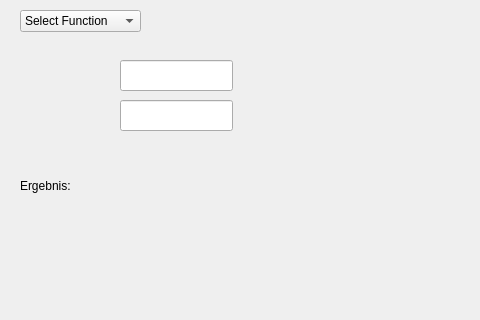
This is ui/views/percent/percent.ui in dammmueller-calculator/calculator as Qt 5 draws it before an edit; both pictures show x 0 to 480 and y 0 to 320 of the 626 by 765 pixel window. The edited form follows.
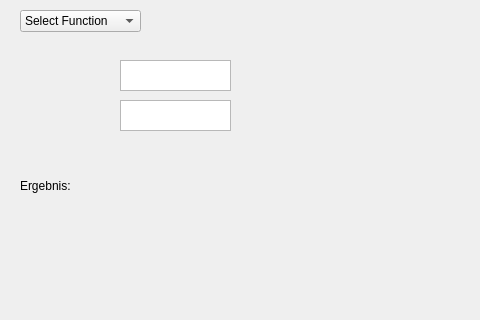
This is the edited form.

Commit message: i hopefully fixed percent and math pls let it be ok

Diff of the .ui file:
```diff
--- a/ui/views/percent/percent.ui
+++ b/ui/views/percent/percent.ui
@@ -123,22 +123,22 @@
     </rect>
    </property>
   </widget>
-  <widget class="QLineEdit" name="tb_first_input">
+  <widget class="QPlainTextEdit" name="tb_first_input">
    <property name="geometry">
     <rect>
      <x>120</x>
      <y>60</y>
-     <width>113</width>
+     <width>111</width>
      <height>31</height>
     </rect>
    </property>
   </widget>
-  <widget class="QLineEdit" name="tb_second_input">
+  <widget class="QPlainTextEdit" name="tb_second_input">
    <property name="geometry">
     <rect>
      <x>120</x>
      <y>100</y>
-     <width>113</width>
+     <width>111</width>
      <height>31</height>
     </rect>
    </property>
```
Left out of the diff: 40 changed lines with no effect on the pictures. The commit also changes 2 other files.
